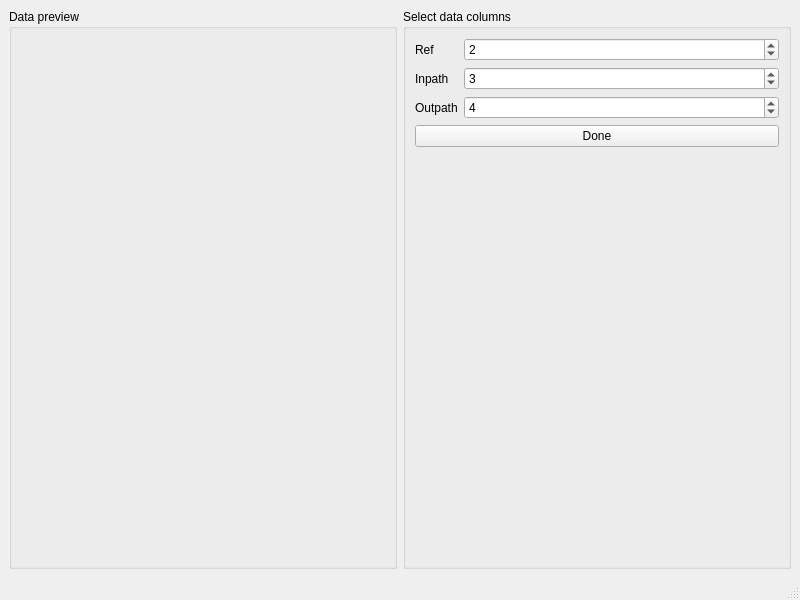
Qt form PythonGUI_apps/PLQE_analysis/column_selection_gui.ui (SarthakJariwala/Python_GUI_apps) before a commit.
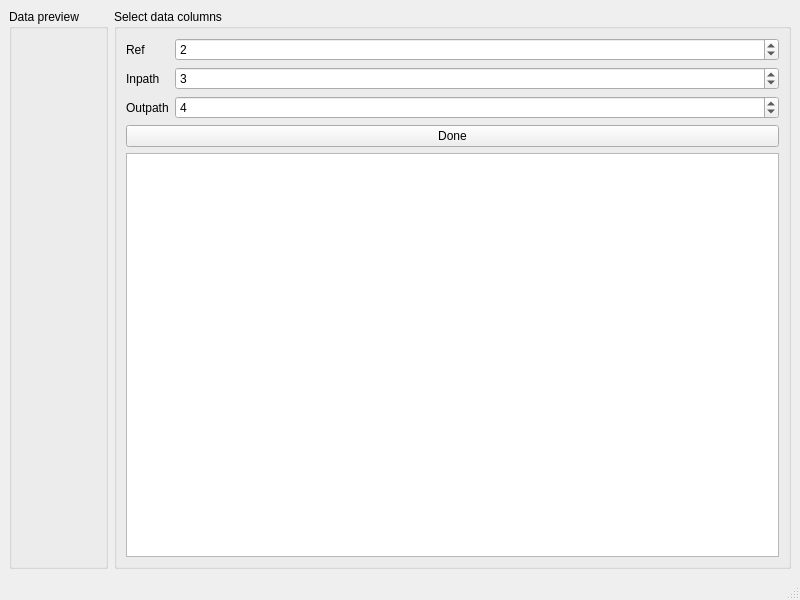
The same form after that commit.

Commit message: disable col selection auto close

```diff
--- a/PythonGUI_apps/PLQE_analysis/column_selection_gui.ui
+++ b/PythonGUI_apps/PLQE_analysis/column_selection_gui.ui
@@ -80,6 +80,9 @@
            </property>
           </widget>
          </item>
+         <item row="4" column="0" colspan="2">
+          <widget class="QTextBrowser" name="textBrowser"/>
+         </item>
         </layout>
        </item>
       </layout>
```
The commit also changes 1 other file.
